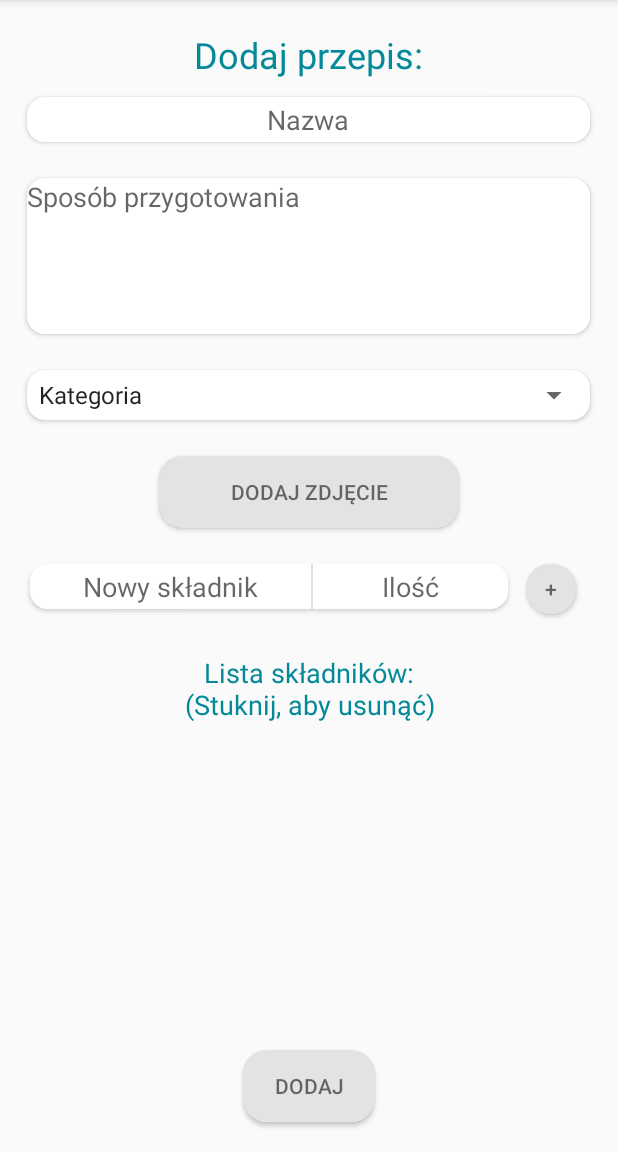
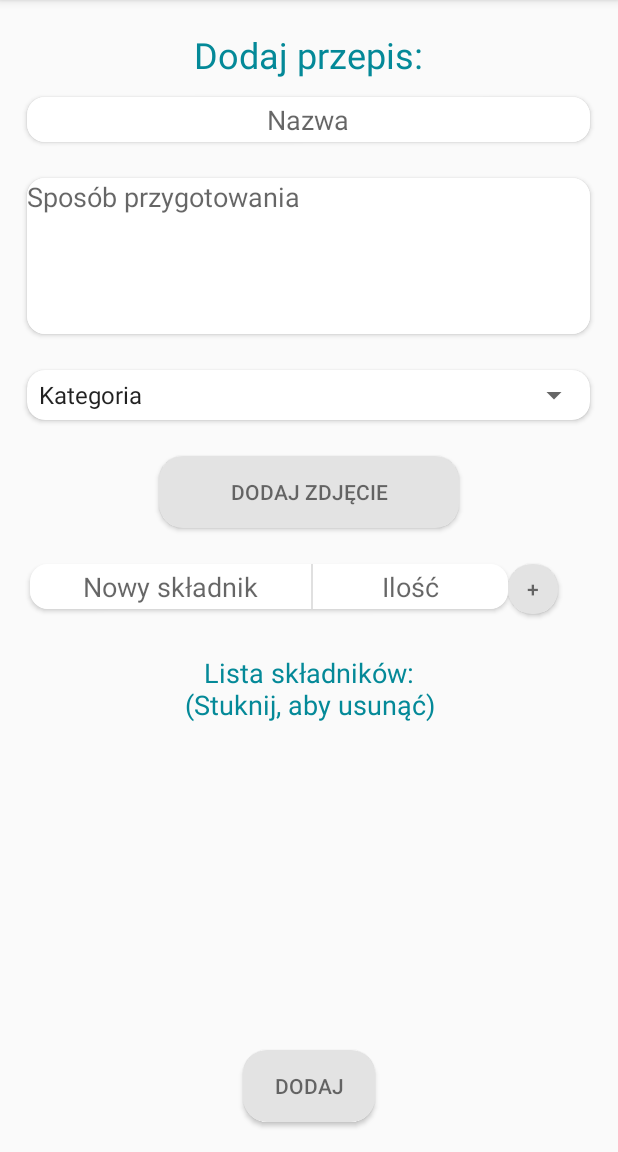
Before and after one commit to PP-SmartRecipes/SmartRecipes, an Android app: the RecipeAdd screen opened directly, with no data from a screen before it, on a phone screen of 412 x 824 dp, the part 84-1236 px from its top. Run offline under Robolectric (Android 15) with nearby library versions, the phone set to English and light mode, and no system bars; our stand-ins replace Firebase (no records; nobody signed in at launch, a user with empty details on screens opened directly); Roboto replaces fonts that are not available here.

Commit message:
Ingredients button tweaks #3

```diff
--- a/app/src/main/res/layout/activity_recipe_add.xml
+++ b/app/src/main/res/layout/activity_recipe_add.xml
@@ -77,7 +77,6 @@
         android:layout_height="wrap_content"
         android:layout_below="@id/cv7"
         android:layout_marginTop="24dp"
-        android:layout_marginLeft="12dp"
         android:layout_toRightOf="@id/cv6"
         app:cardCornerRadius="16dp">
 
```
